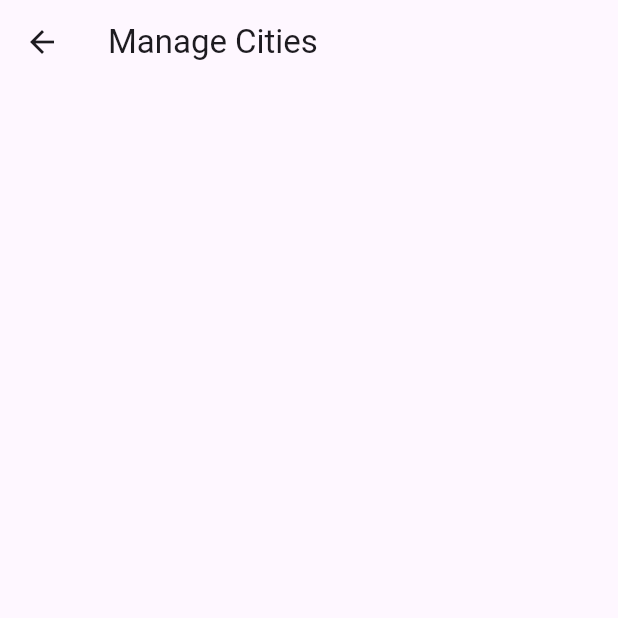
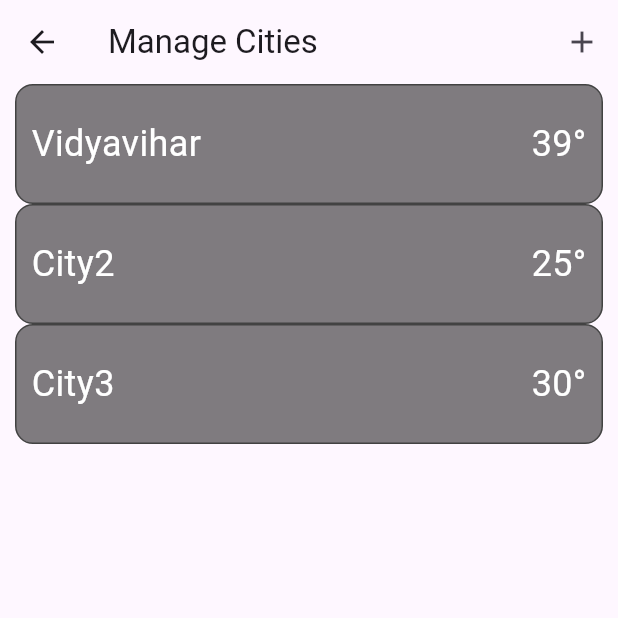
Before and after one commit to Wrench333/dvm_weather_app_task2, a Flutter app: the Manage_Cities screen opened by its route, on a phone screen of 412 x 824 dp, the top half of it. Run offline on Flutter 3.47's test engine with Material 3 defaults, Android fonts, the phone set to English and light mode, and no system bars; our stand-ins replace adaptive_theme, geocoding, geolocator; network calls fail.

Commit message:
second commit

```diff
--- a/lib/manage_cities.dart
+++ b/lib/manage_cities.dart
@@ -10,9 +10,61 @@ class Manage_Cities extends StatefulWidget {
 class _Manage_CitiesState extends State<Manage_Cities> {
   TextEditingController _searchController = TextEditingController();
 
+  void showAddCitiesBottomDrawer() {
+    showModalBottomSheet(
+      context: context,
+      builder: (BuildContext context) {
+        return AddCitiesBottomDrawer(); // Create a new widget for the bottom drawer content
+      },
+    );
+  }
+
+  // Function to generate a city button
+  Widget buildCityButton(String cityName, double temperature) {
+    return GestureDetector(
+      onLongPress: () {
+        // Handle long press (e.g., show a delete button)
+      },
+      child: Container(
+        margin: EdgeInsets.symmetric(horizontal: 10.0),
+        padding: EdgeInsets.symmetric(vertical: 5.0, horizontal: 10.0),
+        decoration: BoxDecoration(
+          borderRadius: BorderRadius.circular(12),
+          border: Border.all(
+            color: Colors.grey[800] ?? Colors.grey,
+            width: 1.0,
+          ),
+          color: const Color(0x00000000).withOpacity(0.5),
+        ),
+        width: MediaQuery.of(context).size.width,
+        height: 80,
+        child: Row(
+          mainAxisAlignment: MainAxisAlignment.spaceBetween,
+          children: [
+            Text(
+              cityName,
+              style: TextStyle(
+                fontSize: 24,
+                color: Colors.white,
+              ),
+            ),
+            Text(
+              '${temperature.toStringAsFixed(0)}°',
+              style: TextStyle(
+                color: Colors.white,
+                fontSize: 24,
+              ),
+            ),
+          ],
+        ),
+      ),
+    );
+  }
+
   @override
   Widget build(BuildContext context) {
-    Size size = MediaQuery.of(context).size;
+    // Example usage of the function
+    Widget currentCityButton = buildCityButton("Vidyavihar", 39.0);
 
     return Scaffold(
       appBar: AppBar(
@@ -25,24 +77,27 @@ class _Manage_CitiesState extends State<Manage_Cities> {
             Icons.arrow_back,
           ),
         ),
+        actions: [
+          IconButton(
+            onPressed: showAddCitiesBottomDrawer,
+            icon: Icon(Icons.add),
+          )
+        ],
       ),
       body: SingleChildScrollView(
         child: Container(
-          height: size.height,
-          width: size.width,
+          height: MediaQuery.of(context).size.height,
+          width: MediaQuery.of(context).size.width,
           child: Column(
             children: [
-              /*TextField(
-                controller: _searchController,
-                onChanged: (query) {
-                  //Add search functionality
-                },
-                decoration: InputDecoration(
-                  hintText: 'Search',
-                  prefixIcon: Icon(Icons.search),
-                ),
-              ),*/
-              SizedBox(height: 20.0,),
+              currentCityButton,
+              // Add more city buttons using the function
+              buildCityButton("City2", 25.0),
+              buildCityButton("City3", 30.0),
+              // ...
+              SizedBox(
+                height: 20.0,
+              ),
             ],
           ),
         ),
@@ -50,3 +105,25 @@ class _Manage_CitiesState extends State<Manage_Cities> {
     );
   }
 }
+
+class AddCitiesBottomDrawer extends StatelessWidget {
+  @override
+  Widget build(BuildContext context) {
+    Size size = MediaQuery.of(context).size;
+    return Container(
+      child: Column(
+        children: <Widget>[
+          ListTile(
+            leading: Icon(Icons.add),
+            title: Text('Add City'),
+            onTap: () {
+              // Handle adding a city
+              Navigator.pop(context); // Close the bottom drawer
+            },
+          ),
+          // Add more items as needed
+        ],
+      ),
+    );
+  }
+}
```
Also changed, not shown: lib/main.dart (+11 -2 lines).
